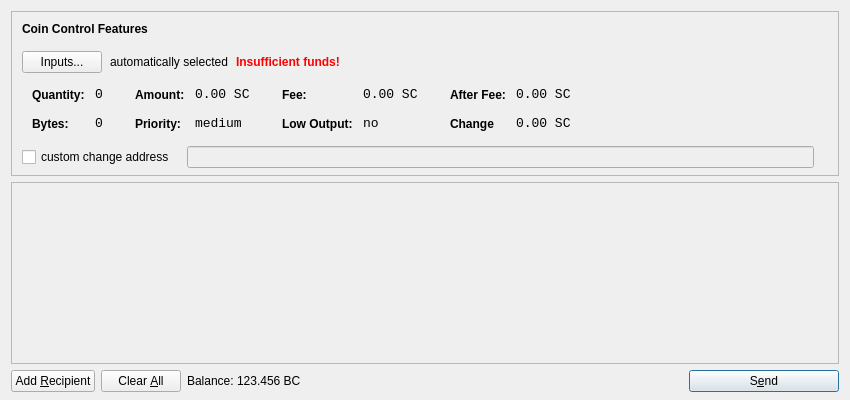
stolenjs/gctest, file src/qt/forms/sendcoinsdialog.ui: the form before one commit.
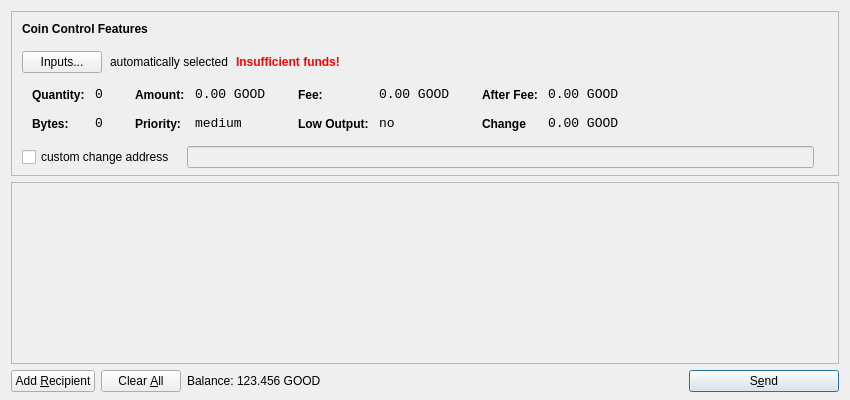
The form after the commit. Icons and pictures are not drawn.

Diff of the .ui file:
```diff
--- a/src/qt/forms/sendcoinsdialog.ui
+++ b/src/qt/forms/sendcoinsdialog.ui
@@ -330,7 +330,7 @@
                   <enum>Qt::ActionsContextMenu</enum>
                  </property>
                  <property name="text">
-                  <string>0.00 SC</string>
+                  <string>0.00 GOOD</string>
                  </property>
                  <property name="textInteractionFlags">
                   <set>Qt::LinksAccessibleByMouse|Qt::TextSelectableByKeyboard|Qt::TextSelectableByMouse</set>
@@ -416,7 +416,7 @@
                   <enum>Qt::ActionsContextMenu</enum>
                  </property>
                  <property name="text">
-                  <string>0.00 SC</string>
+                  <string>0.00 GOOD</string>
                  </property>
                  <property name="textInteractionFlags">
                   <set>Qt::LinksAccessibleByMouse|Qt::TextSelectableByKeyboard|Qt::TextSelectableByMouse</set>
@@ -502,7 +502,7 @@
                   <enum>Qt::ActionsContextMenu</enum>
                  </property>
                  <property name="text">
-                  <string>0.00 SC</string>
+                  <string>0.00 GOOD</string>
                  </property>
                  <property name="textInteractionFlags">
                   <set>Qt::LinksAccessibleByMouse|Qt::TextSelectableByKeyboard|Qt::TextSelectableByMouse</set>
@@ -534,7 +534,7 @@
                   <enum>Qt::ActionsContextMenu</enum>
                  </property>
                  <property name="text">
-                  <string>0.00 SC</string>
+                  <string>0.00 GOOD</string>
                  </property>
                  <property name="textInteractionFlags">
                   <set>Qt::LinksAccessibleByMouse|Qt::TextSelectableByKeyboard|Qt::TextSelectableByMouse</set>
@@ -750,7 +750,7 @@
           <cursorShape>IBeamCursor</cursorShape>
          </property>
          <property name="text">
-          <string>123.456 BC</string>
+          <string>123.456 GOOD</string>
          </property>
          <property name="textInteractionFlags">
           <set>Qt::LinksAccessibleByMouse|Qt::TextSelectableByKeyboard|Qt::TextSelectableByMouse</set>
```
